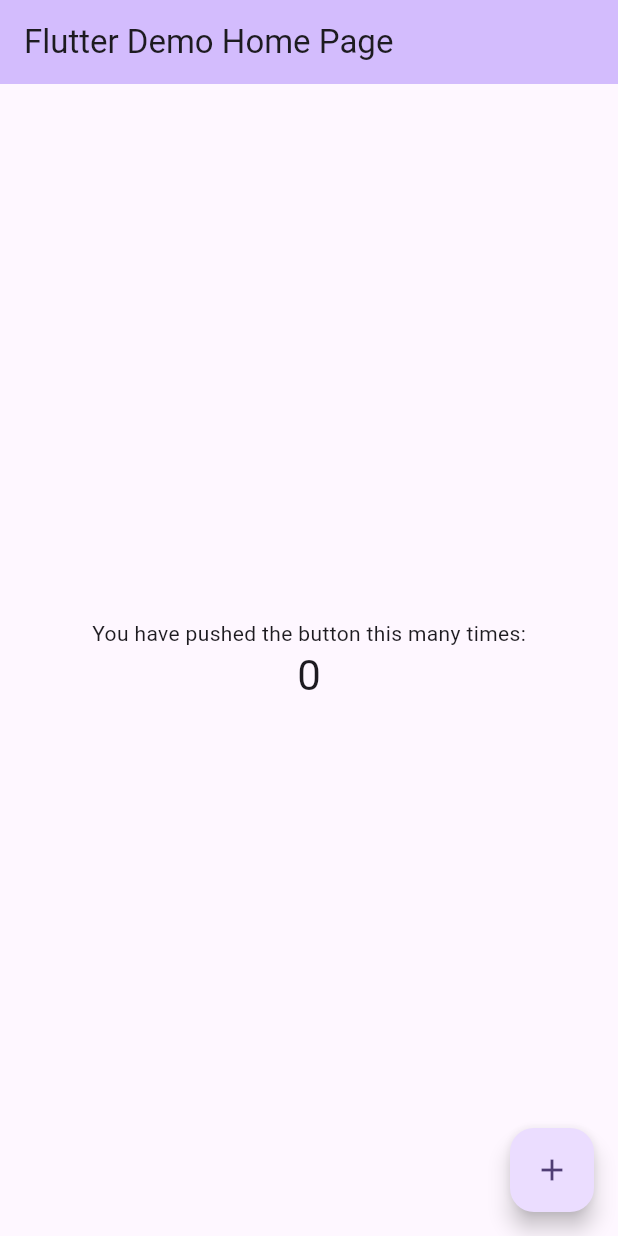
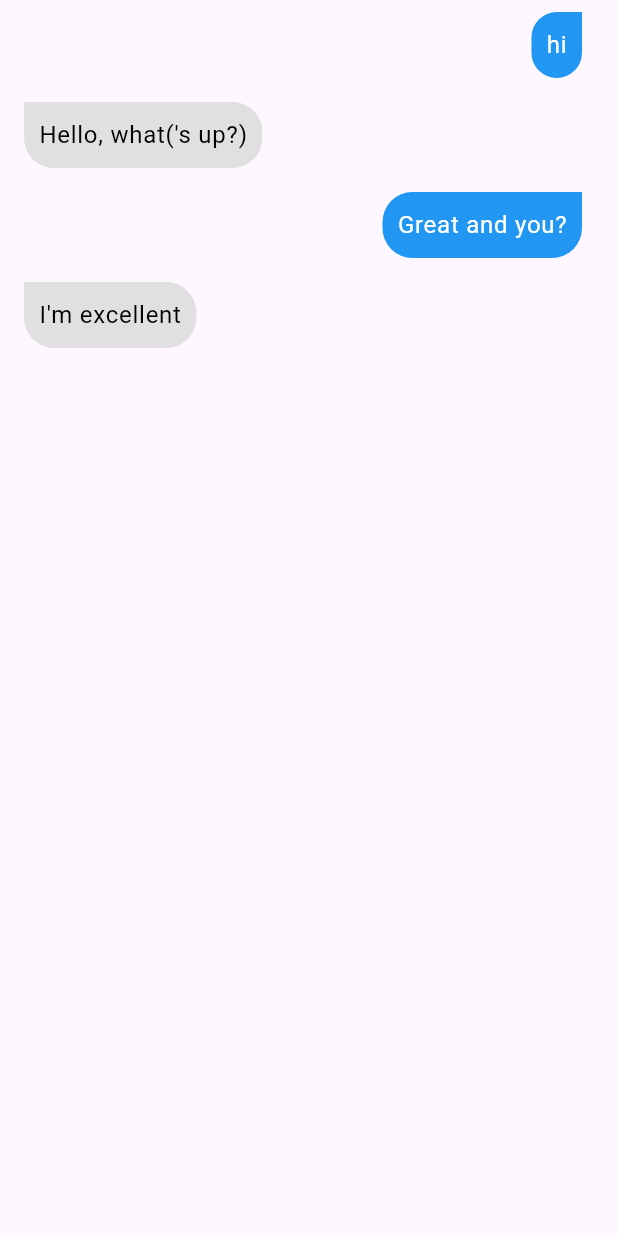
Before and after one commit to najjouj/geminichat, a Flutter app: the screen it shows after launch, on a phone screen of 412 x 824 dp. Run offline on Flutter 3.47's test engine with Material 3 defaults, Android fonts, the phone set to English and light mode, and no system bars.

Commit message:
messages page

```diff
--- a/lib/main.dart
+++ b/lib/main.dart
@@ -1,4 +1,5 @@
 import 'package:flutter/material.dart';
+import 'package:geminichat/my_home_page.dart';
 
 void main() {
   runApp(const MyApp());
@@ -11,115 +12,13 @@
   @override
   Widget build(BuildContext context) {
     return MaterialApp(
-      title: 'Flutter Demo',
+
       theme: ThemeData(
-        // This is the theme of your application.
-        //
-        // TRY THIS: Try running your application with "flutter run". You'll see
-        // the application has a purple toolbar. Then, without quitting the app,
-        // try changing the seedColor in the colorScheme below to Colors.green
-        // and then invoke "hot reload" (save your changes or press the "hot
-        // reload" button in a Flutter-supported IDE, or press "r" if you used
-        // the command line to start the app).
-        //
-        // Notice that the counter didn't reset back to zero; the application
-        // state is not lost during the reload. To reset the state, use hot
-        // restart instead.
-        //
-        // This works for code too, not just values: Most code changes can be
-        // tested with just a hot reload.
+
         colorScheme: ColorScheme.fromSeed(seedColor: Colors.deepPurple),
         useMaterial3: true,
       ),
-      home: const MyHomePage(title: 'Flutter Demo Home Page'),
+      home: const MyHomePage(),
     );
   }
 }
-
-class MyHomePage extends StatefulWidget {
-  const MyHomePage({super.key, required this.title});
-
-  // This widget is the home page of your application. It is stateful, meaning
-  // that it has a State object (defined below) that contains fields that affect
-  // how it looks.
-
-  // This class is the configuration for the state. It holds the values (in this
-  // case the title) provided by the parent (in this case the App widget) and
-  // used by the build method of the State. Fields in a Widget subclass are
-  // always marked "final".
-
-  final String title;
-
-  @override
-  State<MyHomePage> createState() => _MyHomePageState();
-}
-
-class _MyHomePageState extends State<MyHomePage> {
-  int _counter = 0;
-
-  void _incrementCounter() {
-    setState(() {
-      // This call to setState tells the Flutter framework that something has
-      // changed in this State, which causes it to rerun the build method below
-      // so that the display can reflect the updated values. If we changed
-      // _counter without calling setState(), then the build method would not be
-      // called again, and so nothing would appear to happen.
-      _counter++;
-    });
-  }
-
-  @override
-  Widget build(BuildContext context) {
-    // This method is rerun every time setState is called, for instance as done
-    // by the _incrementCounter method above.
-    //
-    // The Flutter framework has been optimized to make rerunning build methods
-    // fast, so that you can just rebuild anything that needs updating rather
-    // than having to individually change instances of widgets.
-    return Scaffold(
-      appBar: AppBar(
-        // TRY THIS: Try changing the color here to a specific color (to
-        // Colors.amber, perhaps?) and trigger a hot reload to see the AppBar
-        // change color while the other colors stay the same.
-        backgroundColor: Theme.of(context).colorScheme.inversePrimary,
-        // Here we take the value from the MyHomePage object that was created by
-        // the App.build method, and use it to set our appbar title.
-        title: Text(widget.title),
-      ),
-      body: Center(
-        // Center is a layout widget. It takes a single child and positions it
-        // in the middle of the parent.
-        child: Column(
-          // Column is also a layout widget. It takes a list of children and
-          // arranges them vertically. By default, it sizes itself to fit its
-          // children horizontally, and tries to be as tall as its parent.
-          //
-          // Column has various properties to control how it sizes itself and
-          // how it positions its children. Here we use mainAxisAlignment to
-          // center the children vertically; the main axis here is the vertical
-          // axis because Columns are vertical (the cross axis would be
-          // horizontal).
-          //
-          // TRY THIS: Invoke "debug painting" (choose the "Toggle Debug Paint"
-          // action in the IDE, or press "p" in the console), to see the
-          // wireframe for each widget.
-          mainAxisAlignment: MainAxisAlignment.center,
-          children: <Widget>[
-            const Text(
-              'You have pushed the button this many times:',
-            ),
-            Text(
-              '$_counter',
-              style: Theme.of(context).textTheme.headlineMedium,
-            ),
-          ],
-        ),
-      ),
-      floatingActionButton: FloatingActionButton(
-        onPressed: _incrementCounter,
-        tooltip: 'Increment',
-        child: const Icon(Icons.add),
-      ), // This trailing comma makes auto-formatting nicer for build methods.
-    );
-  }
-}
--- /dev/null
+++ b/lib/message.dart
@@ -0,0 +1,5 @@
+class Message {
+  final String text;
+  final bool isUser;
+  Message({required this.isUser, required this.text});
+}
--- /dev/null
+++ b/lib/my_home_page.dart
@@ -0,0 +1,60 @@
+import 'package:flutter/material.dart';
+import 'package:geminichat/message.dart';
+
+class MyHomePage extends StatefulWidget {
+  const MyHomePage({super.key});
+
+  @override
+  State<MyHomePage> createState() => _MyHomePageState();
+}
+
+class _MyHomePageState extends State<MyHomePage> {
+  final List<Message> _messages = [
+    Message(isUser: true, text: "hi"),
+    Message(isUser: false, text: "Hello, what('s up?)"),
+    Message(isUser: true, text: 'Great and you?'),
+    Message(isUser: false, text: "I'm excellent")
+  ];
+  @override
+  Widget build(BuildContext context) {
+    return Scaffold(
+      body: Column(
+        children: [
+          Expanded(
+            child: ListView.builder(
+                itemCount: _messages.length,
+                itemBuilder: (context, index) {
+                  final message = _messages[index];
+                  return ListTile(
+                    title: Align(
+                      alignment: message.isUser ? Alignment.centerRight:Alignment.centerLeft,
+                      child: Container(
+                        padding: EdgeInsets.all(10),
+                        decoration: BoxDecoration(
+                          color:message.isUser? Colors.blue:Colors.grey[300],
+
+                          borderRadius: message.isUser ? BorderRadius.only(
+                            topLeft: Radius.circular(20),
+                            bottomRight: Radius.circular(20),
+                            bottomLeft: Radius.circular(20)
+                          ):BorderRadius.only(
+                            topRight: Radius.circular(20),
+                            bottomRight: Radius.circular(20),
+                            bottomLeft: Radius.circular(20)
+                          )
+                        ),
+                        child: Text(message.text,
+                        style: TextStyle(
+                          color: message.isUser? Colors.white: Colors.black
+                        ),
+                        )),
+                    ),
+                  );
+                }),
+          ),
+          //user input
+        ],
+      ),
+    );
+  }
+}
```
